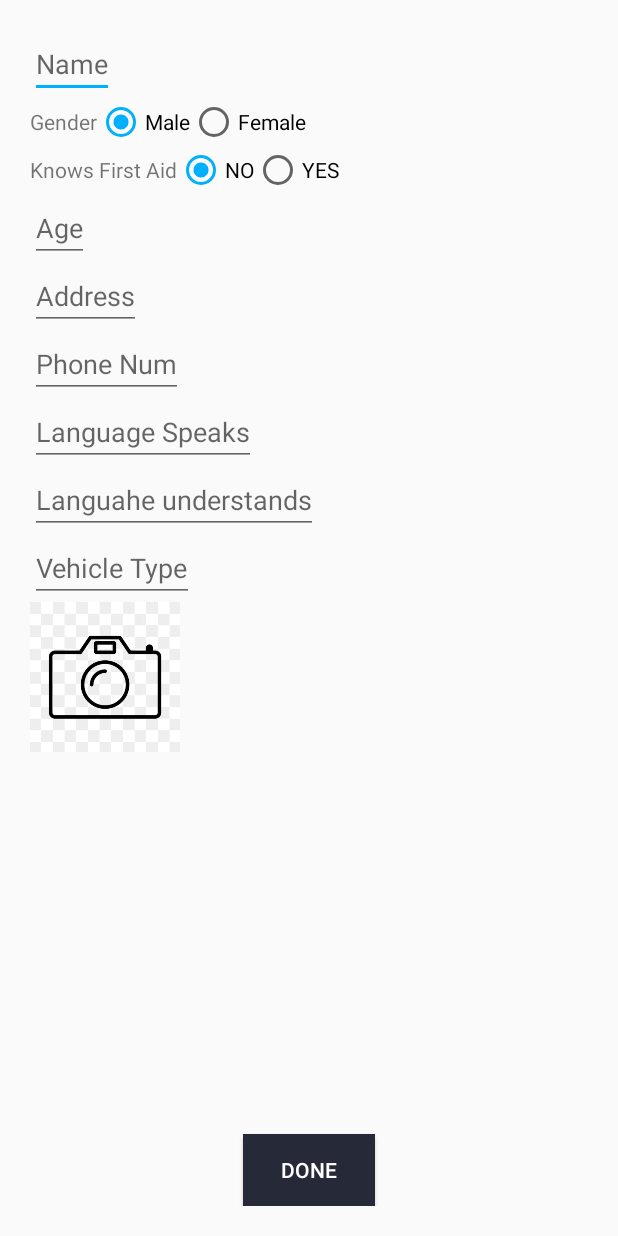
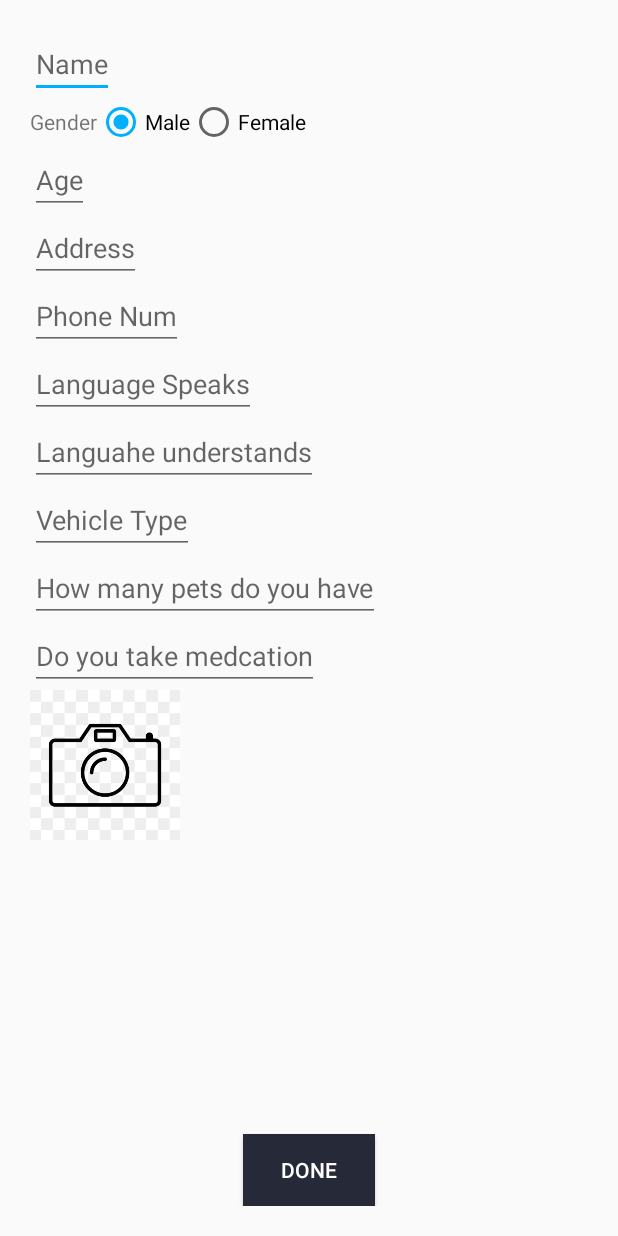
Before and after one commit to rohitksingh/IBM-HACK2, an Android app: the QuestionnaireActivity screen opened directly, with no data from a screen before it, on a phone screen of 412 x 824 dp. Run offline under Robolectric (Android 15) with nearby library versions, the light colour scheme and no system bars.

Commit message:
Added More questions

```diff
--- a/LoginUI/app/src/main/res/layout/activity_question.xml
+++ b/LoginUI/app/src/main/res/layout/activity_question.xml
@@ -38,39 +38,14 @@
             android:text="Female" />
 
     </RadioGroup>
-    <RadioGroup
-        android:id="@+id/doctor"
-        android:layout_width="wrap_content"
-        android:layout_height="wrap_content"
-        android:orientation="horizontal"
-        android:layout_below="@id/gender"
-        >
-        <TextView
-            android:layout_width="wrap_content"
-            android:layout_height="wrap_content"
-            android:text="Knows First Aid"
-            />
-        <RadioButton
-            android:id="@+id/NO"
-            android:layout_width="wrap_content"
-            android:layout_height="wrap_content"
-            android:text="NO"
-            android:checked="true" />
 
-        <RadioButton
-            android:id="@+id/YES"
-            android:layout_width="wrap_content"
-            android:layout_height="wrap_content"
-            android:text="YES" />
-
-    </RadioGroup>
 
     <EditText
         android:id="@+id/age"
         android:layout_width="wrap_content"
         android:layout_height="wrap_content"
         android:hint="Age"
-        android:layout_below="@id/doctor"
+        android:layout_below="@id/gender"
         />
 
     <EditText
@@ -108,6 +83,20 @@
         android:hint="Vehicle Type"
         android:layout_below="@id/affilations"
         />
+    <EditText
+        android:id="@+id/pets"
+        android:layout_width="wrap_content"
+        android:layout_height="wrap_content"
+        android:hint="How many pets do you have"
+        android:layout_below="@id/vehicle"
+        />
+    <EditText
+        android:id="@+id/medications"
+        android:layout_width="wrap_content"
+        android:layout_height="wrap_content"
+        android:hint="Do you take medcation"
+        android:layout_below="@id/pets"
+        />
     <Button
         android:id="@+id/done"
         android:layout_width="wrap_content"
@@ -123,7 +112,7 @@
         android:layout_width="100dp"
         android:layout_height="100dp"
         android:background="@drawable/camera"
-        android:layout_below="@id/vehicle"
+        android:layout_below="@id/medications"
 
         />
 </RelativeLayout>
```
